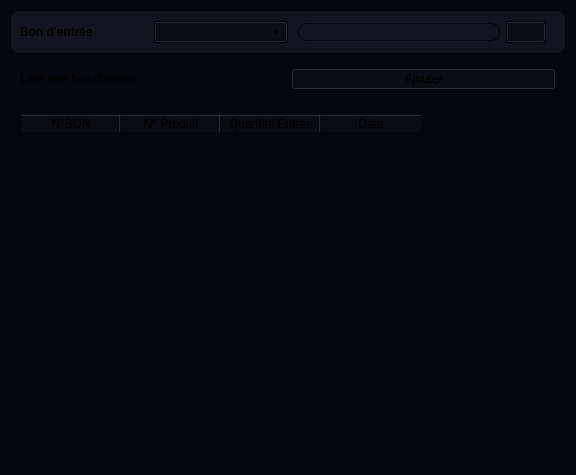
miranto-andria/stock-it, file interface/entry_widget.ui: the form before one commit.
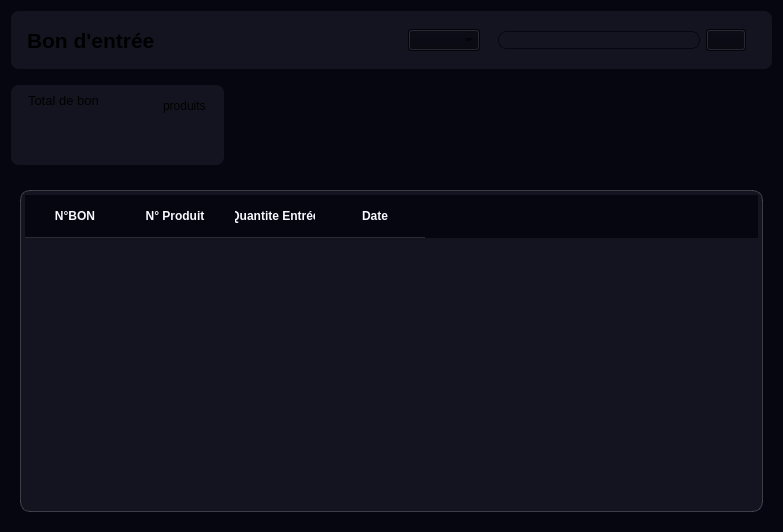
The form after the commit. Icons and pictures are not drawn.

Commit message: feat : add total product and entry count

Diff of the .ui file:
```diff
--- a/interface/entry_widget.ui
+++ b/interface/entry_widget.ui
@@ -6,8 +6,8 @@
    <rect>
     <x>0</x>
     <y>0</y>
-    <width>576</width>
-    <height>475</height>
+    <width>783</width>
+    <height>532</height>
    </rect>
   </property>
   <property name="windowTitle">
@@ -17,10 +17,14 @@
    <string notr="true">*{
 background : #05060F;
 }
+#middle{
+border-radius : 8px
+}
+
 #searchBar{
 background : #13141F;
 border-radius : 8px;
-
+padding : 50px
 }
  #pageName , #search {
 font-weight : bold;
@@ -33,29 +37,163 @@
 border-radius : 8px;
 width : 200px;
 }
+
+
+QTableWidget {
+    background-color: #13141F;
+    alternate-background-color: #0D0E19;
+    color: #f8f8ff;
+
+    border: 1px solid rgba(255, 255, 255, 20%);
+    border-radius: 10px;
+
+    gridline-color: rgba(255, 255, 255, 8%);
+    selection-background-color: #6243FF;
+    selection-color: #f8f8ff;
+
+    outline: none;
+    padding: 4px;
+}
+
+QTableWidget::item {
+    padding: 10px 8px;
+    border: none;
+}
+
+QTableWidget::item:hover {
+    background-color: rgba(98, 67, 255, 18%);
+    color: #f8f8ff;
+}
+
+QTableWidget::item:selected {
+    background-color: #6243FF;
+    color: #f8f8ff;
+}
+
+QHeaderView {
+    background-color: #05060f;
+    border: none;
+}
+
+QHeaderView::section {
+    background-color: #05060f;
+    color: #f8f8ff;
+
+    padding: 12px 10px;
+    border: none;
+    border-bottom: 1px solid rgba(255, 255, 255, 15%);
+
+    font-weight: 600;
+}
+
+QTableCornerButton::section {
+    background-color: #05060f;
+    border: none;
+}
+
+QScrollBar:vertical {
+    background-color: #13141F;
+    width: 8px;
+    margin: 4px 2px;
+    border: none;
+}
+
+QScrollBar::handle:vertical {
+    background-color: #3A3655;
+    border-radius: 4px;
+    min-height: 28px;
+}
+
+QScrollBar::handle:vertical:hover {
+    background-color: #6243FF;
+}
+
+QScrollBar::add-line:vertical,
+QScrollBar::sub-line:vertical {
+    height: 0;
+    border: none;
+}
+
+QScrollBar::add-page:vertical,
+QScrollBar::sub-page:vertical {
+    background: transparent;
+}
+
+QScrollBar:horizontal {
+    background-color: #13141F;
+    height: 8px;
+    margin: 2px 4px;
+    border: none;
+}
+
+QScrollBar::handle:horizontal {
+    background-color: #3A3655;
+    border-radius: 4px;
+    min-width: 28px;
+}
+
+QScrollBar::handle:horizontal:hover {
+    background-color: #6243FF;
+}
+
+QScrollBar::add-line:horizontal,
+QScrollBar::sub-line:horizontal {
+    width: 0;
+    border: none;
+}
+
+QScrollBar::add-page:horizontal,
+QScrollBar::sub-page:horizontal {
+    background: transparent;
+}
+
 </string>
   </property>
   <layout class="QVBoxLayout" name="verticalLayout">
-   <item alignment="Qt::AlignmentFlag::AlignTop">
+   <property name="spacing">
+    <number>16</number>
+   </property>
+   <item>
     <widget class="QWidget" name="searchBar" native="true">
+     <property name="sizePolicy">
+      <sizepolicy hsizetype="Preferred" vsizetype="Preferred">
+       <horstretch>0</horstretch>
+       <verstretch>0</verstretch>
+      </sizepolicy>
+     </property>
+     <property name="styleSheet">
+      <string notr="true"/>
+     </property>
      <layout class="QHBoxLayout" name="horizontalLayout">
       <property name="spacing">
-       <number>0</number>
+       <number>8</number>
       </property>
       <property name="leftMargin">
-       <number>9</number>
+       <number>16</number>
       </property>
       <property name="topMargin">
-       <number>0</number>
+       <number>8</number>
       </property>
       <property name="rightMargin">
-       <number>9</number>
+       <number>16</number>
       </property>
       <property name="bottomMargin">
-       <number>0</number>
+       <number>8</number>
       </property>
       <item>
        <widget class="QLabel" name="pageName">
+        <property name="sizePolicy">
+         <sizepolicy hsizetype="Expanding" vsizetype="Preferred">
+          <horstretch>0</horstretch>
+          <verstretch>0</verstretch>
+         </sizepolicy>
+        </property>
+        <property name="font">
+         <font>
+          <pointsize>16</pointsize>
+          <bold>true</bold>
+         </font>
+        </property>
         <property name="styleSheet">
          <string notr="true"/>
         </property>
@@ -104,27 +242,143 @@
      </layout>
     </widget>
    </item>
-   <item alignment="Qt::AlignmentFlag::AlignTop">
-    <widget class="QWidget" name="widget_2" native="true">
+   <item alignment="Qt::AlignmentFlag::AlignLeft|Qt::AlignmentFlag::AlignTop">
+    <widget class="QWidget" name="middle" native="true">
      <property name="sizePolicy">
       <sizepolicy hsizetype="Preferred" vsizetype="Preferred">
        <horstretch>0</horstretch>
        <verstretch>0</verstretch>
       </sizepolicy>
      </property>
+     <property name="styleSheet">
+      <string notr="true">background : #13141F;
+border : none</string>
+     </property>
      <layout class="QHBoxLayout" name="horizontalLayout_3">
-      <item>
-       <widget class="QLabel" name="tableTitle">
-        <property name="text">
-         <string>Liste des bon d'entrée</string>
+      <property name="spacing">
+       <number>30</number>
+      </property>
+      <property name="topMargin">
+       <number>0</number>
+      </property>
+      <item alignment="Qt::AlignmentFlag::AlignLeft|Qt::AlignmentFlag::AlignTop">
+       <widget class="QFrame" name="entrContainer">
+        <property name="sizePolicy">
+         <sizepolicy hsizetype="Preferred" vsizetype="Maximum">
+          <horstretch>0</horstretch>
+          <verstretch>0</verstretch>
+         </sizepolicy>
         </property>
+        <property name="styleSheet">
+         <string notr="true"/>
+        </property>
+        <property name="frameShape">
+         <enum>QFrame::Shape::StyledPanel</enum>
+        </property>
+        <property name="frameShadow">
+         <enum>QFrame::Shadow::Raised</enum>
+        </property>
+        <layout class="QVBoxLayout" name="verticalLayout_3">
+         <property name="spacing">
+          <number>0</number>
+         </property>
+         <property name="leftMargin">
+          <number>8</number>
+         </property>
+         <property name="topMargin">
+          <number>8</number>
+         </property>
+         <property name="rightMargin">
+          <number>8</number>
+         </property>
+         <property name="bottomMargin">
+          <number>8</number>
+         </property>
+         <item alignment="Qt::AlignmentFlag::AlignLeft">
+          <widget class="QLabel" name="label">
+           <property name="font">
+            <font>
+             <pointsize>10</pointsize>
+            </font>
+           </property>
+           <property name="styleSheet">
+            <string notr="true">opacity : 0</string>
+           </property>
+           <property name="text">
+            <string>Total de bon</string>
+           </property>
+           <property name="alignment">
+            <set>Qt::AlignmentFlag::AlignBottom|Qt::AlignmentFlag::AlignLeading|Qt::AlignmentFlag::AlignLeft</set>
+           </property>
+          </widget>
+         </item>
+         <item alignment="Qt::AlignmentFlag::AlignLeft">
+          <widget class="QLabel" name="entryCount">
+           <property name="font">
+            <font>
+             <pointsize>26</pointsize>
+             <bold>true</bold>
+            </font>
+           </property>
+           <property name="styleSheet">
+            <string notr="true"/>
+           </property>
+           <property name="text">
+            <string/>
+           </property>
+          </widget>
+         </item>
+        </layout>
        </widget>
       </item>
-      <item>
-       <widget class="QPushButton" name="btnAjouter">
-        <property name="text">
-         <string>Ajouter</string>
+      <item alignment="Qt::AlignmentFlag::AlignTop">
+       <widget class="QFrame" name="frame_2">
+        <property name="frameShape">
+         <enum>QFrame::Shape::StyledPanel</enum>
         </property>
+        <property name="frameShadow">
+         <enum>QFrame::Shadow::Raised</enum>
+        </property>
+        <layout class="QHBoxLayout" name="horizontalLayout_4">
+         <property name="spacing">
+          <number>0</number>
+         </property>
+         <item alignment="Qt::AlignmentFlag::AlignHCenter">
+          <widget class="QLabel" name="totalProduct">
+           <property name="font">
+            <font>
+             <pointsize>16</pointsize>
+             <bold>true</bold>
+            </font>
+           </property>
+           <property name="styleSheet">
+            <string notr="true">padding-right : 4px</string>
+           </property>
+           <property name="text">
+            <string/>
+           </property>
+           <property name="alignment">
+            <set>Qt::AlignmentFlag::AlignCenter</set>
+           </property>
+          </widget>
+         </item>
+         <item>
+          <widget class="QLabel" name="label_3">
+           <property name="sizePolicy">
+            <sizepolicy hsizetype="Expanding" vsizetype="Preferred">
+             <horstretch>0</horstretch>
+             <verstretch>0</verstretch>
+            </sizepolicy>
+           </property>
+           <property name="text">
+            <string>produits</string>
+           </property>
+           <property name="alignment">
+            <set>Qt::AlignmentFlag::AlignLeading|Qt::AlignmentFlag::AlignLeft|Qt::AlignmentFlag::AlignVCenter</set>
+           </property>
+          </widget>
+         </item>
+        </layout>
        </widget>
       </item>
      </layout>
@@ -135,6 +389,12 @@
      <layout class="QVBoxLayout" name="verticalLayout_2">
       <item>
        <widget class="QTableWidget" name="entryTable">
+        <property name="styleSheet">
+         <string notr="true"/>
+        </property>
+        <attribute name="verticalHeaderVisible">
+         <bool>false</bool>
+        </attribute>
         <column>
          <property name="text">
           <string>N°BON</string>
```
The commit also changes 3 other files.
